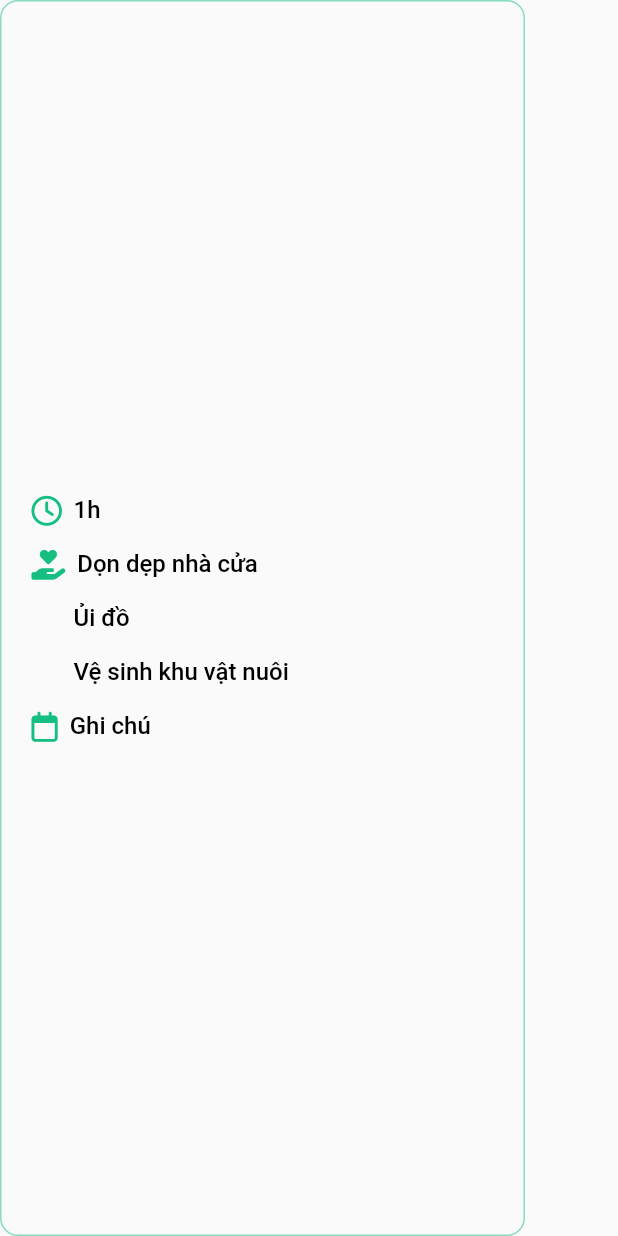
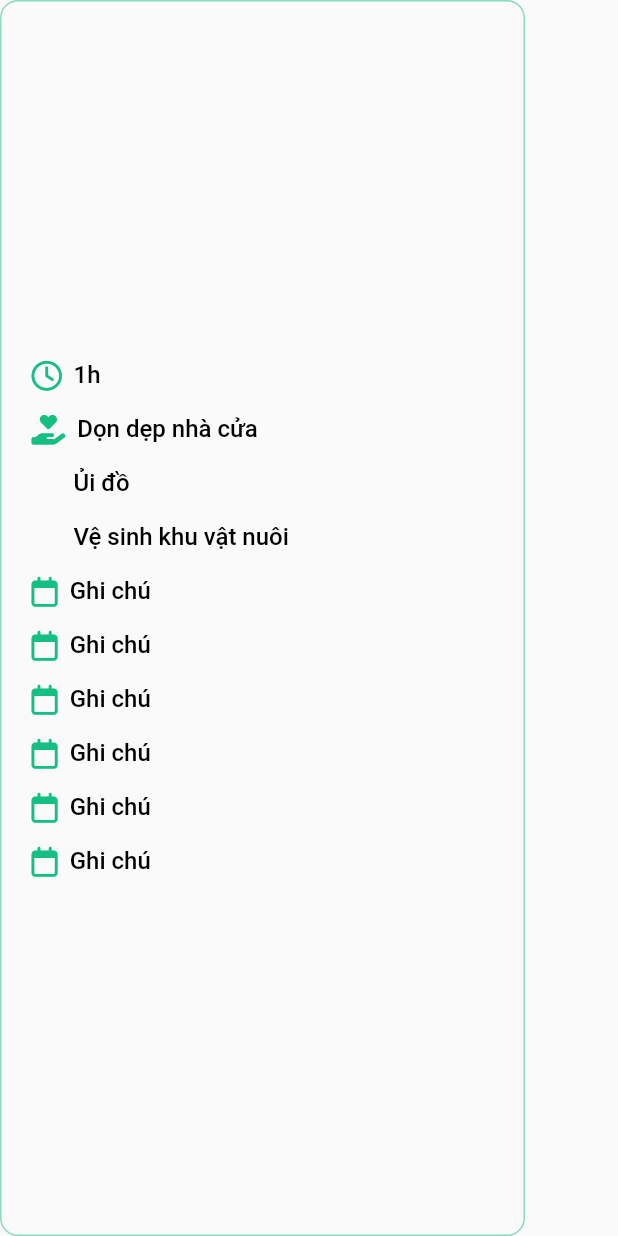
Before and after one commit to fptu-team-404-not-found/co_tam_houseworker_mobile, a Flutter app: the OrderDetailsInformationCard widget shown alone on an empty page, opened directly, on a phone screen of 412 x 824 dp. Run offline on Flutter 3.47's test engine with Material 2 defaults, Android fonts, the phone set to English and light mode, and no system bars; our stand-ins replace flutter_clean_architecture, font_awesome_flutter.

Commit message:
[tienhuynh-tn] order_rating, order_history refresh list done

```diff
--- a/lib/app/pages/order/order_history.dart
+++ b/lib/app/pages/order/order_history.dart
@@ -1,3 +1,4 @@
+import 'package:co_tam_houseworker_mobile/app/utils/constant.dart';
 import 'package:flutter/material.dart';
 import 'package:flutter_clean_architecture/flutter_clean_architecture.dart';
 import 'package:font_awesome_flutter/font_awesome_flutter.dart';
@@ -22,8 +23,8 @@ class OrderHistoryPageView extends ViewState<OrderHistoryPage, OrderController>
     body: RefreshIndicator(
       key: _refreshIndicatorKey,
       color: Colors.white,
-      backgroundColor: Colors.blue,
-      strokeWidth: 4.0,
+      backgroundColor: AppColor.primaryColor100,
+      strokeWidth: 2.0,
       onRefresh: () async {
         // Replace this delay with the code to be executed during refresh
         // and return a Future when code finishs execution.
--- a/lib/app/pages/order/order_rating.dart
+++ b/lib/app/pages/order/order_rating.dart
@@ -1,3 +1,4 @@
+import 'package:co_tam_houseworker_mobile/app/utils/constant.dart';
 import 'package:flutter/material.dart';
 import 'package:flutter_clean_architecture/flutter_clean_architecture.dart';
 import 'package:font_awesome_flutter/font_awesome_flutter.dart';
@@ -22,8 +23,8 @@ class OrderRatingPageView extends ViewState<OrderRatingPage, OrderController> {
     body: RefreshIndicator(
       key: _refreshIndicatorKey,
       color: Colors.white,
-      backgroundColor: Colors.blue,
-      strokeWidth: 4.0,
+      backgroundColor: AppColor.primaryColor100,
+      strokeWidth: 2.0,
       onRefresh: () async {
         // Replace this delay with the code to be executed during refresh
         // and return a Future when code finishs execution.
--- a/lib/app/pages/order/order_receiving.dart
+++ b/lib/app/pages/order/order_receiving.dart
@@ -34,7 +34,6 @@ class OrderReceivedPageView
         SizedBox(height: 12),
         OrderDetailsInformationCard(),
         SizedBox(height: 12),
-        OrderDetailsSummary(),
-        ActionButton(numberOfButton: 2)
+        OrderDetailsSummary()
       ]));
 }
--- a/lib/app/widgets/button/action_button.dart
+++ b/lib/app/widgets/button/action_button.dart
@@ -20,7 +20,7 @@ class _ActionButtonState extends State<ActionButton> {
             //print('called on tap');
           },
           child: const SizedBox(
-            height: 90,
+            height: 56,
             width: double.infinity,
             child: Center(
               child: Text(
@@ -45,7 +45,7 @@ class _ActionButtonState extends State<ActionButton> {
               //print('called on tap');
             },
             child: const SizedBox(
-              height: 90,
+              height: 56,
               width: 165,
               child: Center(
                 child: Text(
@@ -69,7 +69,7 @@ class _ActionButtonState extends State<ActionButton> {
                 //print('called on tap');
               },
               child: const SizedBox(
-                height: 90,
+                height: 56,
                 width: double.infinity,
                 child: Center(
                   child: Text(
--- a/lib/app/widgets/information/order_information/order_details_information_card.dart
+++ b/lib/app/widgets/information/order_information/order_details_information_card.dart
@@ -33,6 +33,11 @@ class _OrderDetailsInformationCardState extends State<OrderDetailsInformationCar
           IconTextInformation(null, informationDetails: 'Ủi đồ'),
           IconTextInformation(null, informationDetails: 'Vệ sinh khu vật nuôi'),
           IconTextInformation(FontAwesomeIcons.calendar, informationDetails: 'Ghi chú'),
+          IconTextInformation(FontAwesomeIcons.calendar, informationDetails: 'Ghi chú'),
+          IconTextInformation(FontAwesomeIcons.calendar, informationDetails: 'Ghi chú'),
+          IconTextInformation(FontAwesomeIcons.calendar, informationDetails: 'Ghi chú'),
+          IconTextInformation(FontAwesomeIcons.calendar, informationDetails: 'Ghi chú'),
+          IconTextInformation(FontAwesomeIcons.calendar, informationDetails: 'Ghi chú'),
         ],
       )
     );
```
Also changed, not shown: lib/app/widgets/app_bar/tab_controller.dart (+4 -6 lines).
